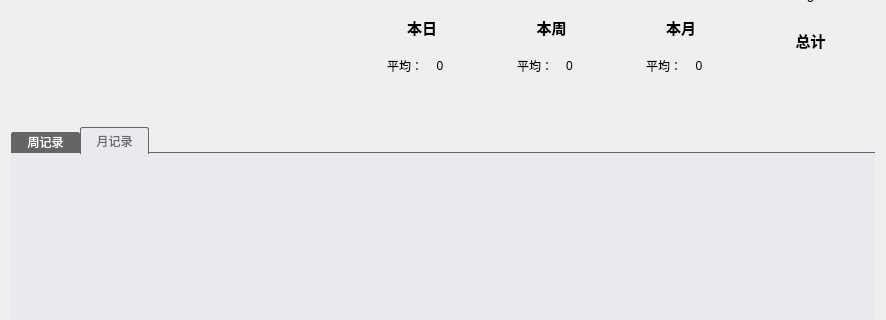
WatsonJay/tomato_farm, file gui/statisWidget.ui: the form before one commit; both pictures show x 0 to 886 and y 95 to 415 of the 886 by 541 pixel window.
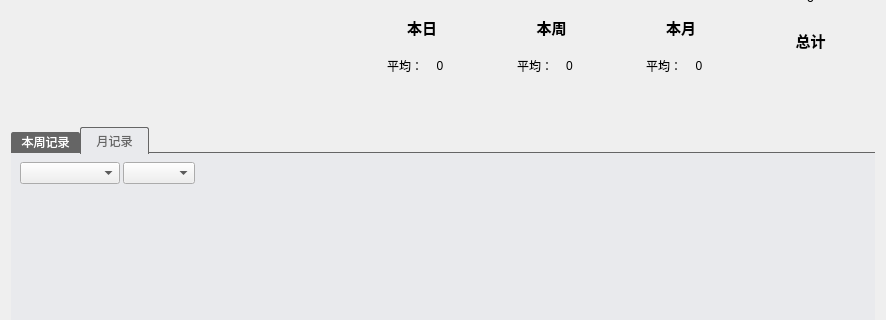
The form after the commit. The open tabs and pages were chosen to show the change.

```diff
--- a/gui/statisWidget.ui
+++ b/gui/statisWidget.ui
@@ -562,7 +562,7 @@
        </property>
        <widget class="QWidget" name="tab">
         <attribute name="title">
-         <string>周记录</string>
+         <string>本周记录</string>
         </attribute>
         <layout class="QHBoxLayout" name="horizontalLayout_5">
          <item>
@@ -577,9 +577,42 @@
         <attribute name="title">
          <string>月记录</string>
         </attribute>
-        <layout class="QHBoxLayout" name="horizontalLayout_7">
+        <layout class="QVBoxLayout" name="verticalLayout_6" stretch="0,9">
+         <property name="spacing">
+          <number>3</number>
+         </property>
          <item>
-          <widget class="QWidget" name="widget_4" native="true"/>
+          <layout class="QHBoxLayout" name="horizontalLayout_7">
+           <property name="leftMargin">
+            <number>0</number>
+           </property>
+           <item>
+            <widget class="QComboBox" name="yearComboBox">
+             <property name="minimumSize">
+              <size>
+               <width>100</width>
+               <height>0</height>
+              </size>
+             </property>
+            </widget>
+           </item>
+           <item>
+            <widget class="QComboBox" name="monthComboBox"/>
+           </item>
+           <item>
+            <spacer name="horizontalSpacer_4">
+             <property name="orientation">
+              <enum>Qt::Horizontal</enum>
+             </property>
+             <property name="sizeHint" stdset="0">
+              <size>
+               <width>40</width>
+               <height>20</height>
+              </size>
+             </property>
+            </spacer>
+           </item>
+          </layout>
          </item>
          <item>
           <widget class="QWidget" name="widget_5" native="true"/>
```
Left out of the diff: 71 changed lines with no effect on the pictures.
